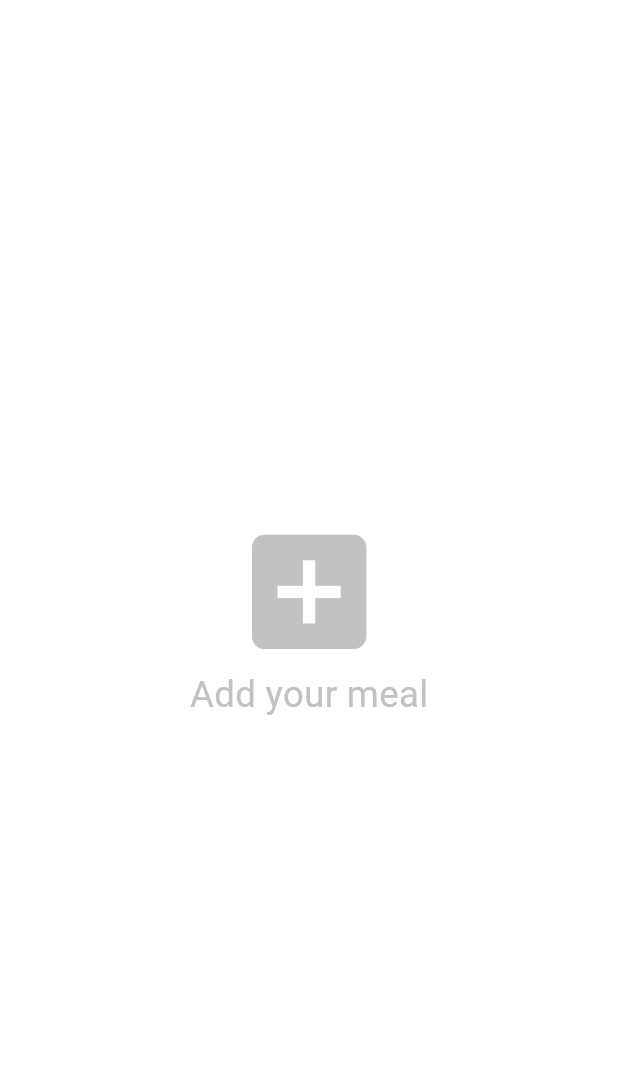
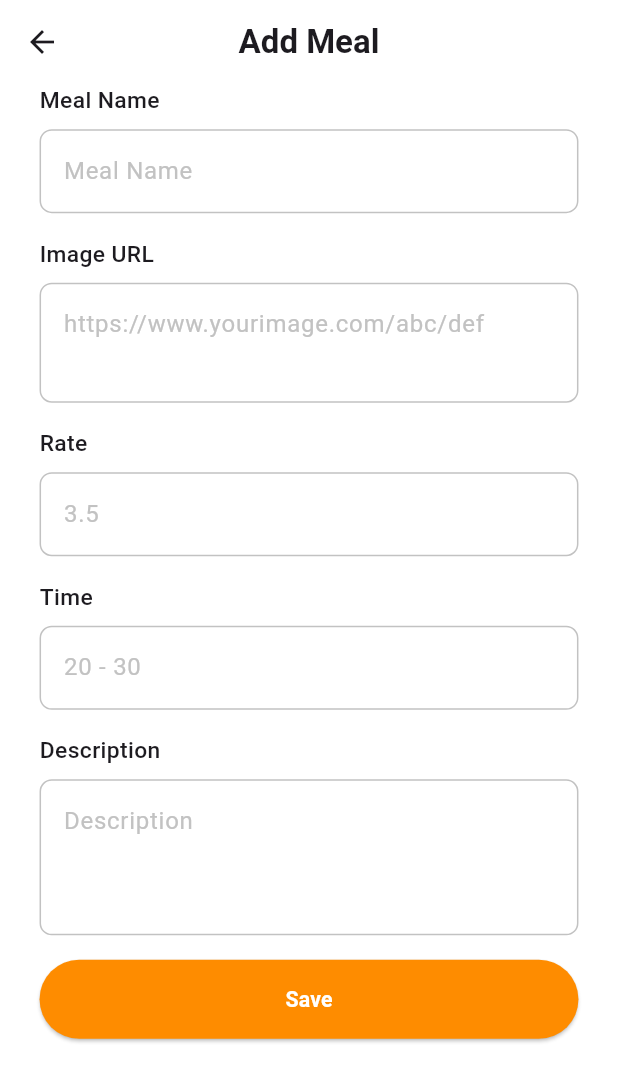
Before and after one commit to rofidarashed/meals_app, a Flutter app: the AddMealScreen screen opened directly, on a phone screen of 412 x 824 dp. Shown: the top 1082 px of the screen. Run offline on Flutter 3.47's test engine with Material 3 defaults, Android fonts, the phone set to English and light mode, and no system bars; our stand-ins replace carousel_slider, dots_indicator, easy_localization, flutter_screenutil, lottie, shared_preferences; accounts and stored records are empty.

Commit message:
Add AddMealScreen and CustomTextFormField components, implement layout navigation

```diff
--- /dev/null
+++ b/lib/feature/add_meal/presentation/screens/add_meal_screen.dart
@@ -0,0 +1,95 @@
+import 'package:easy_localization/easy_localization.dart';
+import 'package:flutter/material.dart';
+import 'package:flutter_screenutil/flutter_screenutil.dart';
+import 'package:meals_app/core/utils/app_colors.dart';
+import 'package:meals_app/feature/add_meal/presentation/widgets/custom_text_form_field.dart';
+
+class AddMealScreen extends StatelessWidget {
+  AddMealScreen({super.key});
+
+  final TextEditingController mealNameController = TextEditingController();
+  final TextEditingController imageUrlController = TextEditingController();
+  final TextEditingController rateController = TextEditingController();
+  final TextEditingController timeController = TextEditingController();
+  final TextEditingController descriptionController = TextEditingController();
+
+  @override
+  Widget build(BuildContext context) {
+    return Scaffold(
+      appBar: AppBar(
+        title: Text(
+          'nav.add_meal'.tr(),
+          style: TextStyle(fontWeight: FontWeight.w600),
+        ),
+        centerTitle: true,
+        backgroundColor: AppColors.white,
+      ),
+      backgroundColor: AppColors.white,
+      body: Padding(
+        padding: EdgeInsetsGeometry.symmetric(horizontal: 24.w),
+        child: SingleChildScrollView(
+          child: Column(
+            children: [
+              // Icon(Icons.add_box, size: 100.h, color: AppColors.gray),
+              // Text(
+              //   'Add your meal',
+              //   style: TextStyle(fontSize: 24.sp, color: AppColors.gray),
+              // ),
+              CustomTextFormField(
+                label: 'form.meal_name'.tr(),
+                hintText: 'form.meal_name'.tr(),
+                maxLines: 1,
+                controller: mealNameController,
+              ),
+              CustomTextFormField(
+                label: 'form.image_url'.tr(),
+                hintText: 'https://www.yourimage.com/abc/def'.tr(),
+                maxLines: 2,
+                controller: imageUrlController,
+              ),
+              CustomTextFormField(
+                label: 'form.rate'.tr(),
+                hintText: '3.5',
+                maxLines: 1,
+                controller: rateController,
+              ),
+              CustomTextFormField(
+                label: 'form.time'.tr(),
+                hintText: '20 - 30',
+                maxLines: 1,
+                controller: timeController,
+              ),
+              CustomTextFormField(
+                label: 'form.description'.tr(),
+                hintText: 'form.description'.tr(),
+                maxLines: 3,
+                controller: descriptionController,
+              ),
+              SizedBox(
+                width: double.infinity,
+                height: 52.h,
+                child: ElevatedButton(
+                  onPressed: () {},
+                  style: ElevatedButton.styleFrom(
+                    backgroundColor: AppColors.primaryColor,
+                    shape: RoundedRectangleBorder(
+                      borderRadius: BorderRadiusGeometry.circular(100.r),
+                    ),
+                  ),
+                  child: Text(
+                    'form.save'.tr(),
+                    style: TextStyle(
+                      color: AppColors.white,
+                      fontWeight: FontWeight.w600,
+                      fontSize: 14.sp,
+                    ),
+                  ),
+                ),
+              ),
+            ],
+          ),
+        ),
+      ),
+    );
+  }
+}
--- /dev/null
+++ b/lib/feature/add_meal/presentation/widgets/custom_text_form_field.dart
@@ -0,0 +1,50 @@
+import 'package:flutter/material.dart';
+import 'package:flutter_screenutil/flutter_screenutil.dart';
+import 'package:meals_app/core/utils/app_colors.dart';
+
+class CustomTextFormField extends StatelessWidget {
+  const CustomTextFormField({
+    super.key,
+    required this.label,
+    required this.hintText,
+    required this.maxLines, required this.controller,
+  });
+  final String label;
+  final TextEditingController controller;
+  final String hintText;
+  final int? maxLines;
+  @override
+  Widget build(BuildContext context) {
+    return Column(
+      crossAxisAlignment: CrossAxisAlignment.start,
+      children: [
+        Text(
+          label,
+          style: TextStyle(fontSize: 15.sp, fontWeight: FontWeight.w500),
+        ),
+        SizedBox(height: 8.h),
+        TextFormField(
+          controller: controller ,
+          maxLines: maxLines,
+          decoration: InputDecoration(
+            hintText: hintText,
+            hintStyle: TextStyle(color: AppColors.gray),
+            border: OutlineInputBorder(
+              borderRadius: BorderRadius.circular(8.r),
+              borderSide: BorderSide(color: AppColors.gray),
+            ),
+            enabledBorder: OutlineInputBorder(
+              borderRadius: BorderRadius.circular(8.r),
+              borderSide: BorderSide(color: AppColors.gray),
+            ),
+            focusedBorder: OutlineInputBorder(
+              borderRadius: BorderRadius.circular(8.r),
+              borderSide: BorderSide(color: AppColors.gray, width: 2),
+            ),
+          ),
+        ),
+        SizedBox(height: 16.h),
+      ],
+    );
+  }
+}
--- a/lib/feature/home/presentation/screens/home_screen.dart
+++ b/lib/feature/home/presentation/screens/home_screen.dart
@@ -2,10 +2,9 @@ import 'package:easy_localization/easy_localization.dart';
 import 'package:flutter/material.dart';
 import 'package:flutter_screenutil/flutter_screenutil.dart';
 import 'package:meals_app/core/utils/app_colors.dart';
-import 'package:meals_app/core/utils/app_images.dart';
 import 'package:meals_app/core/widgets/change_language_button.dart';
 import 'package:meals_app/core/widgets/custom_dots_indicator.dart';
-import 'package:meals_app/feature/home/data/models/meal_model.dart';
+import 'package:meals_app/feature/home/data/meals_list.dart';
 import 'package:meals_app/feature/home/presentation/widgets/custom_meal_card.dart';
 import 'package:meals_app/feature/home/presentation/widgets/home_slider_widget.dart';
 
@@ -65,26 +64,16 @@ class _HomeScreenState extends State<HomeScreen> {
                   ),
                 ),
                 SizedBox(height: 12.h),
-                CustomMealCard(
-                  mealModel: MealModel(
-                    title: "meals.breakfast_smoothie".tr(),
-                    image: AppImages.smoothie,
-                    calories: "calories.350".tr(),
-                  ),
-                ),
-                CustomMealCard(
-                  mealModel: MealModel(
-                    title: "meals.chicken_salad".tr(),
-                    image: AppImages.chickenSalad,
-                    calories: "calories.600".tr(),
-                  ),
-                ),
-                CustomMealCard(
-                  mealModel: MealModel(
-                    image: AppImages.vegetableSoup,
-                    title: "meals.vegetable_soup".tr(),
-                    calories: "calories.450".tr(),
-                  ),
+                ListView.builder(
+                  itemBuilder: (_, index) {
+                    return Padding(
+                      padding: EdgeInsets.only(bottom: 20.h),
+                      child: CustomMealCard(mealModel: mealsList[index]),
+                    );
+                  },
+                  itemCount: mealsList.length,
+                  shrinkWrap: true,
+                  physics: NeverScrollableScrollPhysics(),
                 ),
               ],
             ),
--- a/lib/feature/layout/add_meal_screen.dart
+++ /dev/null
@@ -1,26 +0,0 @@
-import 'package:flutter/material.dart';
-import 'package:flutter_screenutil/flutter_screenutil.dart';
-import 'package:meals_app/core/utils/app_colors.dart';
-
-class AddMealScreen extends StatelessWidget {
-  const AddMealScreen({super.key});
-
-  @override
-  Widget build(BuildContext context) {
-    return Scaffold(
-      backgroundColor: AppColors.white,
-      body: Center(
-        child: Column(
-          mainAxisAlignment: MainAxisAlignment.center,
-          children: [
-            Icon(Icons.add_box, size: 100.h, color: AppColors.gray),
-            Text(
-              'Add your meal',
-              style: TextStyle(fontSize: 24.sp, color: AppColors.gray),
-            ),
-          ],
-        ),
-      ),
-    );
-  }
-}
--- a/lib/feature/add_meal/presentation/screens/layout_screen.dart
+++ b/lib/feature/layout/layout_screen.dart
@@ -2,7 +2,7 @@ import 'package:easy_localization/easy_localization.dart';
 import 'package:flutter/material.dart';
 import 'package:meals_app/core/utils/app_colors.dart';
 import 'package:meals_app/feature/home/presentation/screens/home_screen.dart';
-import 'package:meals_app/feature/layout/add_meal_screen.dart';
+import 'package:meals_app/feature/add_meal/presentation/screens/add_meal_screen.dart';
 import 'package:meals_app/feature/profile/presentation/screens/profile_screen.dart';
 
 class LayoutScreen extends StatefulWidget {
--- a/lib/feature/onboarding/presentation/screens/splash_screen.dart
+++ b/lib/feature/onboarding/presentation/screens/splash_screen.dart
@@ -3,7 +3,7 @@ import 'package:lottie/lottie.dart';
 import 'package:meals_app/core/shared/shared_prefs.dart';
 import 'package:meals_app/core/utils/app_colors.dart';
 import 'package:meals_app/core/utils/app_strings.dart';
-import 'package:meals_app/feature/add_meal/presentation/screens/layout_screen.dart';
+import 'package:meals_app/feature/layout/layout_screen.dart';
 import 'package:meals_app/feature/onboarding/presentation/screens/onboarding_screen.dart';
 
 class SplashScreen extends StatefulWidget {
```
